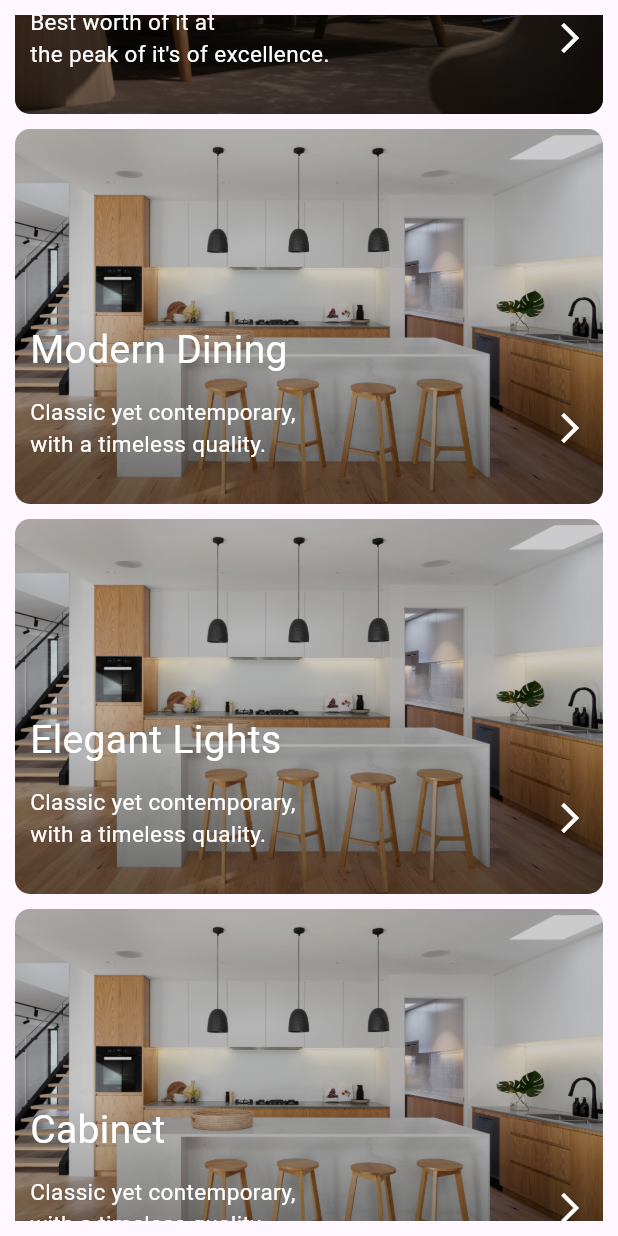
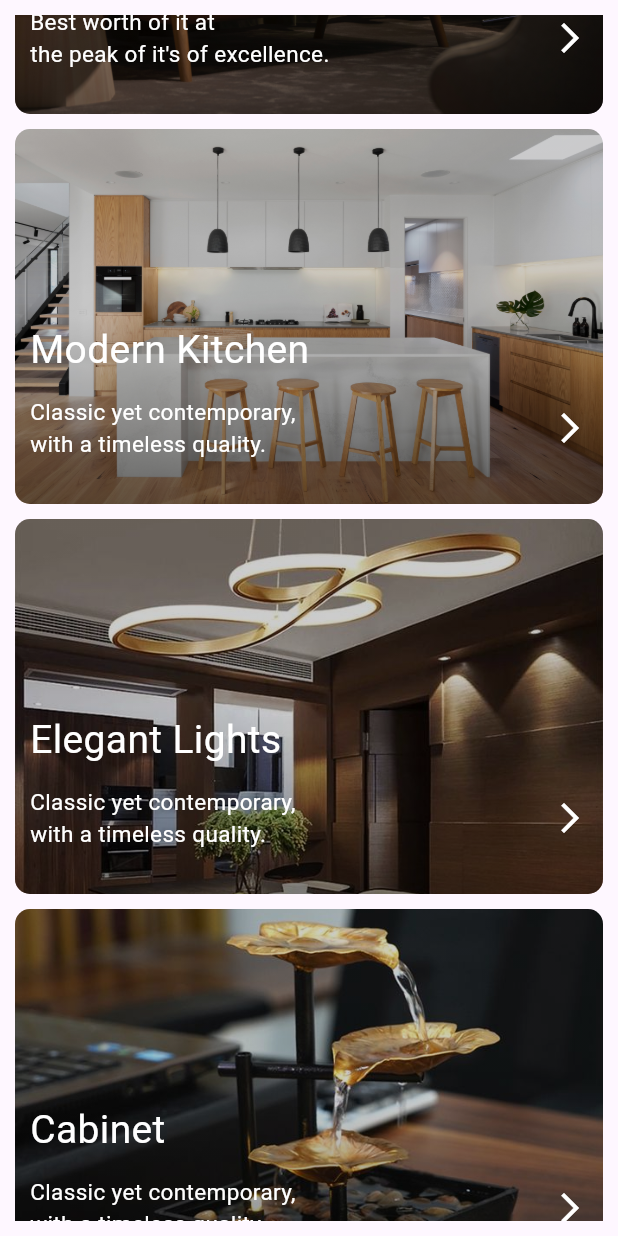
Before and after one commit to Tosin8/ktea, a Flutter app: the Category screen opened directly, scrolled down 507 dp, on a phone screen of 412 x 824 dp. Run offline on Flutter 3.47's test engine with Material 3 defaults, Android fonts, the phone set to English and light mode, and no system bars; our stand-ins replace animate_do, cloud_firestore, custom_navigation_bar, firebase_auth, firebase_core, firebase_messaging and 1 more; missing offline and left inert: antdesign_icons; accounts and stored records are empty.

Commit message:
Recreating the category page menu

```diff
--- a/lib/screens/categories/category_body.dart
+++ b/lib/screens/categories/category_body.dart
@@ -53,14 +53,14 @@ class _Category_BodyState extends State<Category_Body> {
             ),
             const SizedBox(height: 10),
             CollectionsWidget(imagebkg: 'assets/images/collections/3.jpg',
-           maintitle: 'Modern Dining',
+           maintitle: 'Modern Kitchen',
            subtitle: 'Classic yet contemporary,\nwith a timeless quality.',
             mainTime: 500,
             delayTime: 1000, press: () {  },
             //herotag: '',
             ),
             const SizedBox(height: 10),
-            CollectionsWidget(imagebkg: 'assets/images/collections/3.jpg',
+            CollectionsWidget(imagebkg: 'assets/images/collections/4.jpg',
            maintitle: 'Elegant Lights',
            subtitle: 'Classic yet contemporary,\nwith a timeless quality.',
             mainTime: 500,
@@ -68,7 +68,7 @@ class _Category_BodyState extends State<Category_Body> {
             //herotag: '',
             ),
              const SizedBox(height: 10),
-            CollectionsWidget(imagebkg: 'assets/images/collections/3.jpg',
+            CollectionsWidget(imagebkg: 'assets/images/collections/5.jpg',
            maintitle: 'Cabinet',
            subtitle: 'Classic yet contemporary,\nwith a timeless quality.',
             mainTime: 500,
--- a/pubspec.yaml
+++ b/pubspec.yaml
@@ -156,7 +156,8 @@ flutter:
     - assets/images/collections/1.jpg
     - assets/images/collections/2.jpg
     - assets/images/collections/3.jpg
-  #   - images/a_dot_ham.jpeg
+    - assets/images/collections/4.jpg
+    - assets/images/collections/5.jpg
   # An image asset can refer to one or more resolution-specific "variants", see
   # https://flutter.dev/assets-and-images/#resolution-aware
   # For details regarding adding assets from package dependencies, see
```
Also changed, not shown: assets/images/collections/4.jpg (added), assets/images/collections/5.jpg (added).
